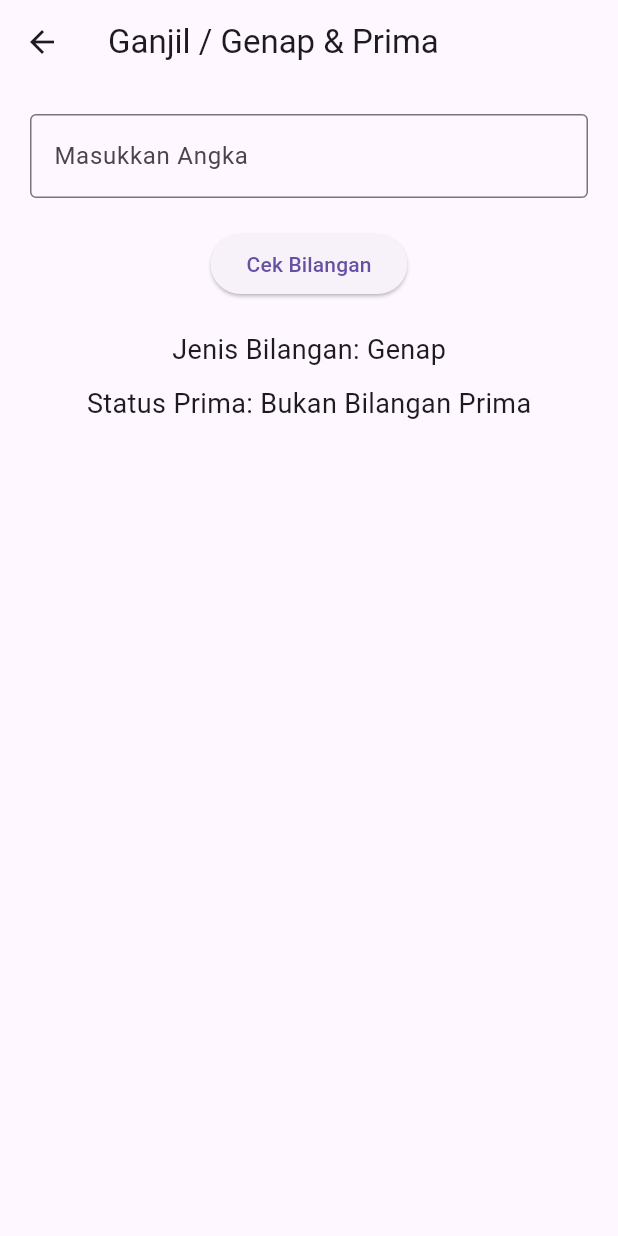
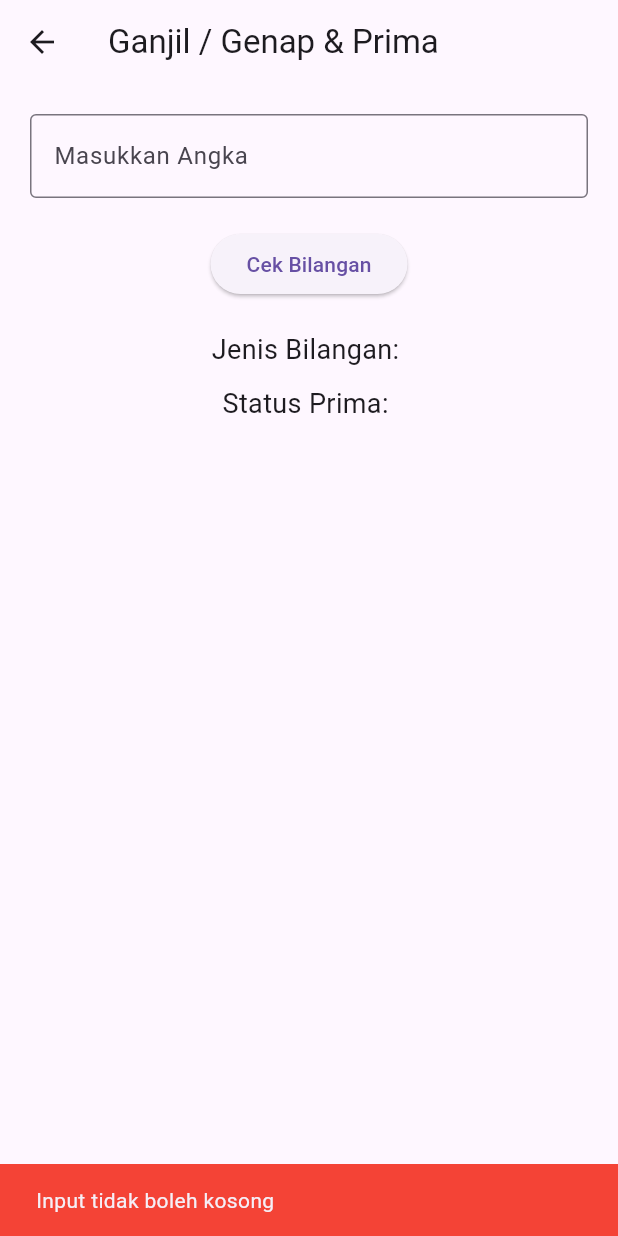
Before and after one commit to gogopowercoding/TeknoMobile_086_092_097_108, a Flutter app: the GanjilGenapPage screen opened directly, after a tap on "Cek Bilangan", on a phone screen of 412 x 824 dp. Run offline on Flutter 3.47's test engine with Material 3 defaults, Android fonts, the phone set to English and light mode, and no system bars.

Commit message:
error handling

```diff
--- a/lib/screen/ganjil_genap_page.dart
+++ b/lib/screen/ganjil_genap_page.dart
@@ -14,7 +14,27 @@ class _GanjilGenapPageState extends State<GanjilGenapPage> {
   String hasilPrima = "";
 
   void cekBilangan() {
-    int angka = int.tryParse(angkaController.text) ?? 0;
+    String input = angkaController.text;
+
+    // ERROR 1: jika kosong
+    if (input.isEmpty) {
+      tampilkanError("Input tidak boleh kosong");
+      return;
+    }
+
+    int? angka = int.tryParse(input);
+
+    // ERROR 2: jika bukan angka
+    if (angka == null) {
+      tampilkanError("Input harus berupa angka");
+      return;
+    }
+
+    // ERROR 3: jika angka negatif
+    if (angka < 0) {
+      tampilkanError("Masukkan angka positif");
+      return;
+    }
 
     // cek ganjil genap
     if (angka % 2 == 0) {
@@ -40,6 +60,15 @@ class _GanjilGenapPageState extends State<GanjilGenapPage> {
     hasilPrima = prima ? "Bilangan Prima" : "Bukan Bilangan Prima";
 
     setState(() {});
+  }
+
+  void tampilkanError(String pesan) {
+    ScaffoldMessenger.of(context).showSnackBar(
+      SnackBar(
+        content: Text(pesan),
+        backgroundColor: Colors.red,
+      ),
+    );
   }
 
   @override
```
